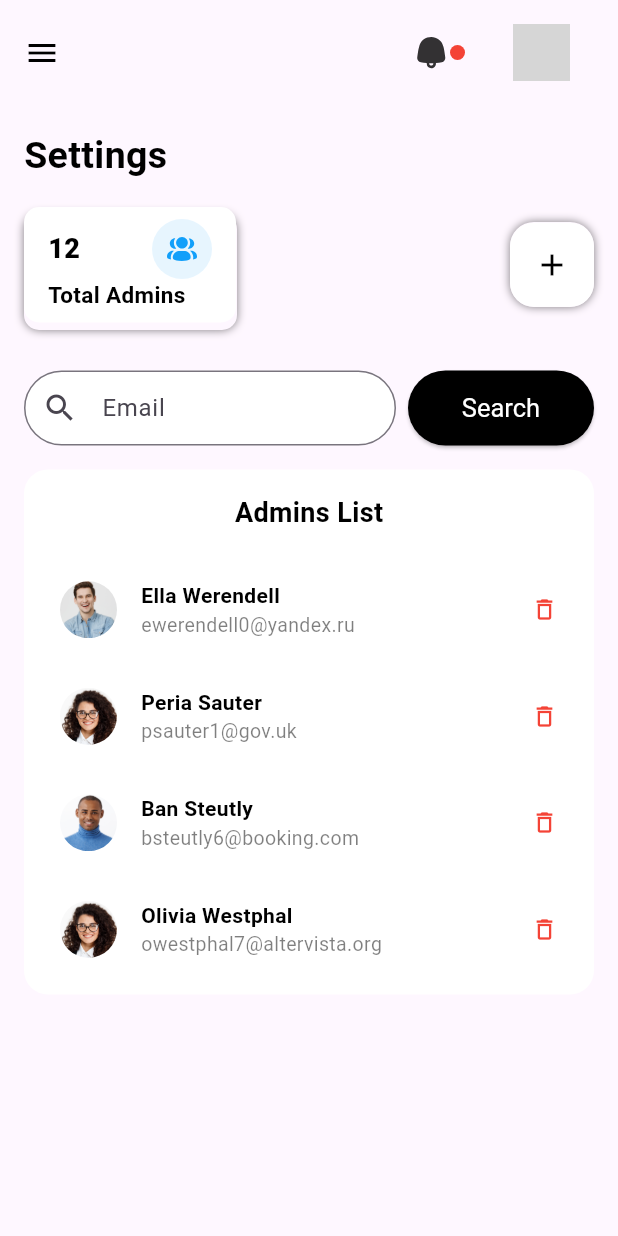
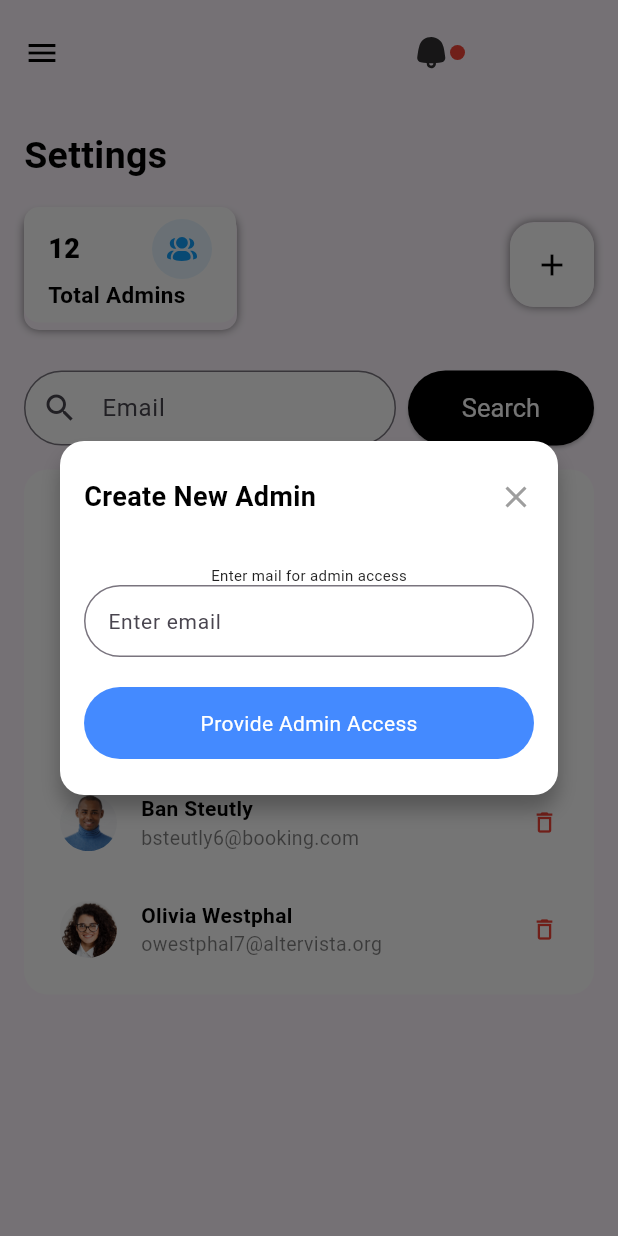
Before and after one commit to Aviral-Kaushik/Flick--Shopping-App, a Flutter app: the AdminSettingsScreenContent widget shown alone on an empty page, opened directly, after a tap on the "add" icon, on a phone screen of 412 x 824 dp. Run offline on Flutter 3.47's test engine with Material 3 defaults, Android fonts, the phone set to English and light mode, and no system bars; our stand-ins replace fl_chart, flutter_svg, google_nav_bar, line_awesome_flutter; missing offline and left inert: flutter_statusbarcolor_ns; grey boxes are pictures that could not be loaded.

Commit message:
Implemented Create New Admin Dialog for Admin Settings Screen

```diff
--- a/lib/admin_panel/components/adminSettingsScreen/AdminSettingsScreenContent.dart
+++ b/lib/admin_panel/components/adminSettingsScreen/AdminSettingsScreenContent.dart
@@ -1,5 +1,6 @@
 import 'package:flick/admin_panel/components/appbar/AdminAppBar.dart';
 import 'package:flick/admin_panel/components/widgets/SerachBarWithButton.dart';
+import 'package:flick/admin_panel/components/widgets/dialogs/CreateNewAdminDialog.dart';
 import 'package:flick/admin_panel/components/widgets/dialogs/SuccessfulAndErrorDialog.dart';
 import 'package:flick/admin_panel/components/widgets/dialogs/WarningDialog.dart';
 import 'package:flick/admin_panel/data/Data.dart';
@@ -54,10 +55,30 @@ class _AdminSettingsScreenContentState extends State<AdminSettingsScreenContent>
 
   deleteAdminAndShowSuccessfulDialog() {
     // TODO Add functionality for deleting admin
+    popAndShowSuccessfulDialog("Admin Deleted Successfully!");
+    // showDialog(context: context, builder: (BuildContext context) => const SuccessfulAndErrorDialog(
+    //     title: "Success!",
+    //     description: "Admin Deleted Successfully!",
+    //     buttonText: "Okay",
+    //     showUIForErrorDialog: false));
+  }
+
+  showCreateAdminDialog() {
+    showDialog(
+        context: context,
+        builder: (BuildContext context) =>
+            CreateNewAdminDialog(onPressed: (String email) {
+              // TODO: Add functionality for giving admin access to this
+              // TODO: email and sent a email template like daity
+              popAndShowSuccessfulDialog("Admin access given to $email");
+            }));
+  }
+
+  popAndShowSuccessfulDialog(String description) {
     Navigator.pop(context);
-    showDialog(context: context, builder: (BuildContext context) => const SuccessfulAndErrorDialog(
+    showDialog(context: context, builder: (BuildContext context) => SuccessfulAndErrorDialog(
         title: "Success!",
-        description: "Admin Deleted Successfully!",
+        description: description,
         buttonText: "Okay",
         showUIForErrorDialog: false));
   }
@@ -96,7 +117,7 @@ class _AdminSettingsScreenContentState extends State<AdminSettingsScreenContent>
 
                 GestureDetector(
                   onTap: () {
-                    // TODO Show Add new admin dialog here
+                    showCreateAdminDialog();
                   },
                   child: Container(
                     padding: const EdgeInsets.all(appPadding),
--- /dev/null
+++ b/lib/admin_panel/components/widgets/dialogs/CreateNewAdminDialog.dart
@@ -0,0 +1,135 @@
+import 'package:flick/utils/Colors.dart';
+import 'package:flick/utils/Constants.dart';
+import 'package:flutter/material.dart';
+
+class CreateNewAdminDialog extends StatelessWidget {
+  const CreateNewAdminDialog({super.key, required this.onPressed});
+
+  final Function(String) onPressed;
+
+  @override
+  Widget build(BuildContext context) {
+    return Dialog(
+      shape: RoundedRectangleBorder(
+        borderRadius: BorderRadius.circular(appPadding)
+      ),
+      elevation: 0.0,
+      backgroundColor: Colors.transparent,
+      child: createNewAdminDialogContent(context),
+    );
+  }
+
+  createNewAdminDialogContent(BuildContext context) {
+    TextEditingController adminEditTextController = TextEditingController();
+    return Container(
+      padding: const EdgeInsets.only(
+          top: appPadding * 1.5,
+          bottom: appPadding * 1.5,
+          right: appPadding,
+          left: appPadding),
+
+      decoration: BoxDecoration(
+        color: whiteColor,
+        shape: BoxShape.rectangle,
+        borderRadius: BorderRadius.circular(appPadding),
+        boxShadow: const [
+          BoxShadow(
+            color: Colors.black26,
+              blurRadius: 10.0,
+              offset: Offset(0.0, 10.0)
+          )
+        ]
+      ),
+
+      child: Column(
+        mainAxisSize: MainAxisSize.min,
+        children: [
+
+          Row(
+            mainAxisAlignment: MainAxisAlignment.spaceBetween,
+            children: [
+              const Text("Create New Admin", style: TextStyle(
+                color: Colors.black,
+                fontSize: 18,
+                fontWeight: FontWeight.w600
+              ),),
+
+              GestureDetector(
+                  onTap: () => Navigator.pop(context),
+                  child: const Icon(Icons.close, color: Colors.grey,))
+            ],
+          ),
+
+          const SizedBox(
+            height: appPadding * 2,
+          ),
+
+          Text("Enter mail for admin access", style: TextStyle(
+            color: darkGreyButtonBackground,
+            fontSize: 10
+          ),),
+
+          Row(
+            children: [
+              Expanded(
+                child: Container(
+                  height: 48,
+                  decoration: BoxDecoration(
+                    color: whiteColor,
+                    borderRadius: BorderRadius.circular(40),
+                  ),
+
+                  child: TextField(
+                    keyboardType: TextInputType.text,
+                    style: TextStyle(
+                      color: blackColor,
+                      fontSize: 12
+                    ),
+                    controller: adminEditTextController,
+                    decoration: InputDecoration(
+                        border: OutlineInputBorder(
+                            borderRadius: BorderRadius.circular(40.0),
+                            borderSide: BorderSide(color: textFieldGreyBorder)),
+                        labelText: "Enter email",
+                        labelStyle: const TextStyle(
+                          fontSize: 14
+                        )),
+                  ),
+                ),
+              ),
+            ],
+          ),
+
+          const SizedBox(
+            height: 20,
+          ),
+
+          Align(
+            alignment: AlignmentDirectional.bottomEnd,
+            child: GestureDetector(
+              onTap: () {
+                onPressed(adminEditTextController.text);
+              },
+              child: Container(
+                height: 48,
+                padding: const EdgeInsets.symmetric(vertical: appPadding / 2),
+
+                decoration: BoxDecoration(
+                  color: Colors.blueAccent,
+                  borderRadius: BorderRadius.circular(appPadding * 2)
+                ),
+
+                child: Center(
+                  child: Text("Provide Admin Access", style: TextStyle(
+                    color: whiteColor,
+                    fontSize: 14,
+                  ),),
+                ),
+              ),
+            ),
+          )
+        ],
+      ),
+    );
+  }
+}
```
